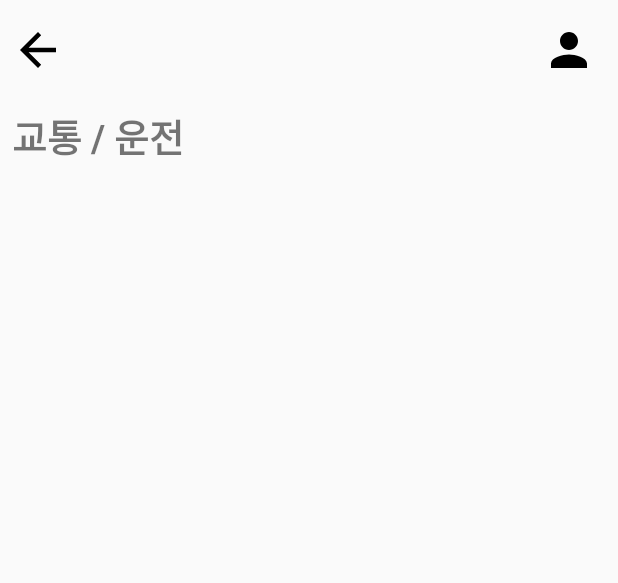
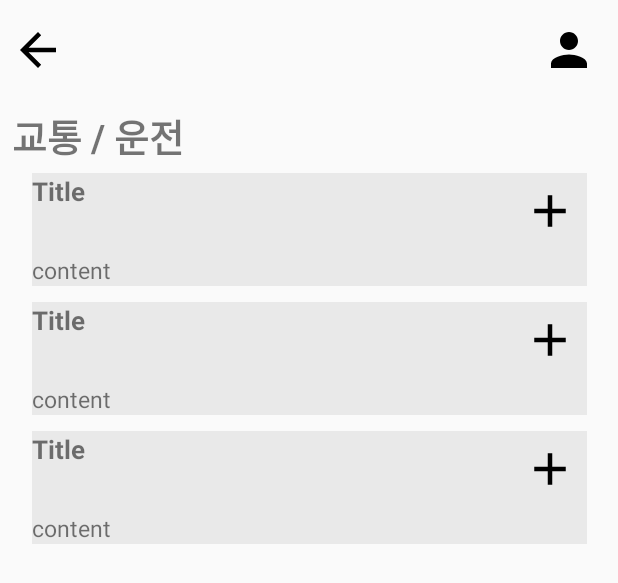
Before and after one commit to snyann/HolLaw_android, an Android app: the layout fragment_transit_field.xml on its own in the app's theme, with its tools: preview values and no code run, on a phone screen of 412 x 824 dp. Shown: the top 583 px of the screen. Run offline under Robolectric (Android 15) with nearby library versions, the phone set to English and light mode, and no system bars.

Commit message:
item_content.xml 디자인 수정 필요

```diff
--- a/app/src/main/res/layout/actvity_keyword.xml
+++ b/app/src/main/res/layout/actvity_keyword.xml
@@ -64,6 +64,7 @@
         android:layout_marginLeft="8dp"
         android:layout_marginTop="110dp"
         app:layout_constraintStart_toStartOf="parent"
-        app:layout_constraintTop_toTopOf="parent" />
+        app:layout_constraintTop_toTopOf="parent"
+        tools:listitem="@layout/item_keyword"/>
 
 </androidx.constraintlayout.widget.ConstraintLayout>
--- a/app/src/main/res/layout/fragment_transit_field.xml
+++ b/app/src/main/res/layout/fragment_transit_field.xml
@@ -53,4 +53,12 @@
 
     </LinearLayout>
 
+    <androidx.recyclerview.widget.RecyclerView
+        android:layout_width="wrap_content"
+        android:layout_height="wrap_content"
+        app:layout_constraintEnd_toEndOf="parent"
+        app:layout_constraintStart_toStartOf="parent"
+        app:layout_constraintTop_toBottomOf="@+id/text_topic1"
+        tools:listitem="@layout/item_keyword" />
+
 </androidx.constraintlayout.widget.ConstraintLayout>
```
